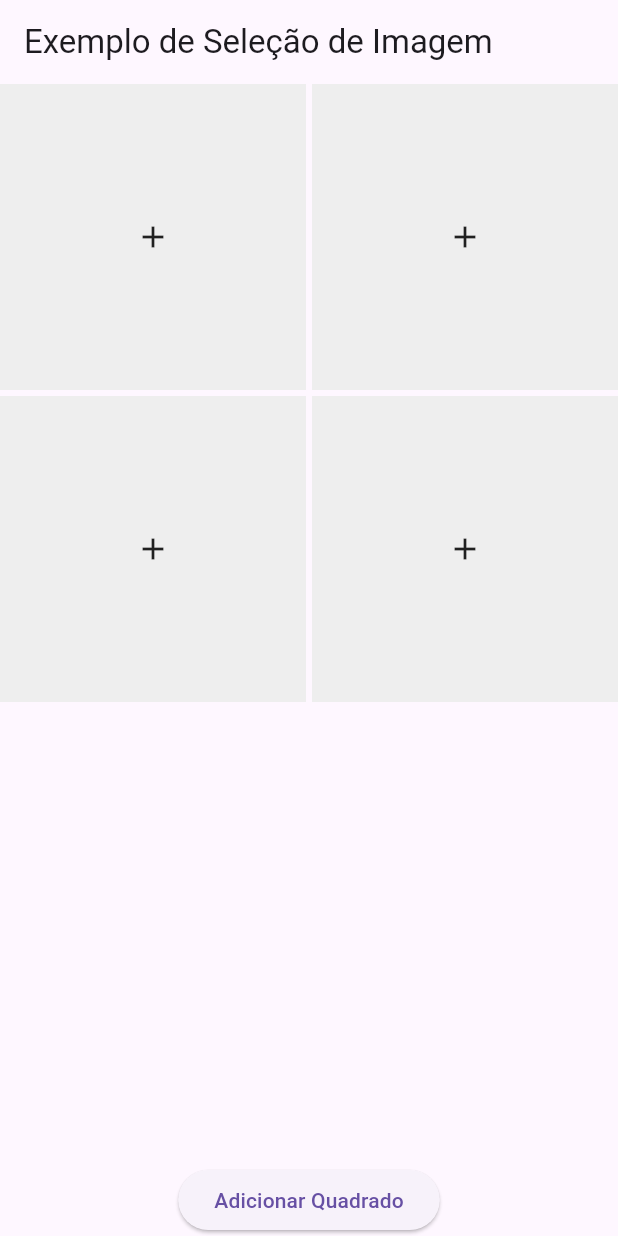
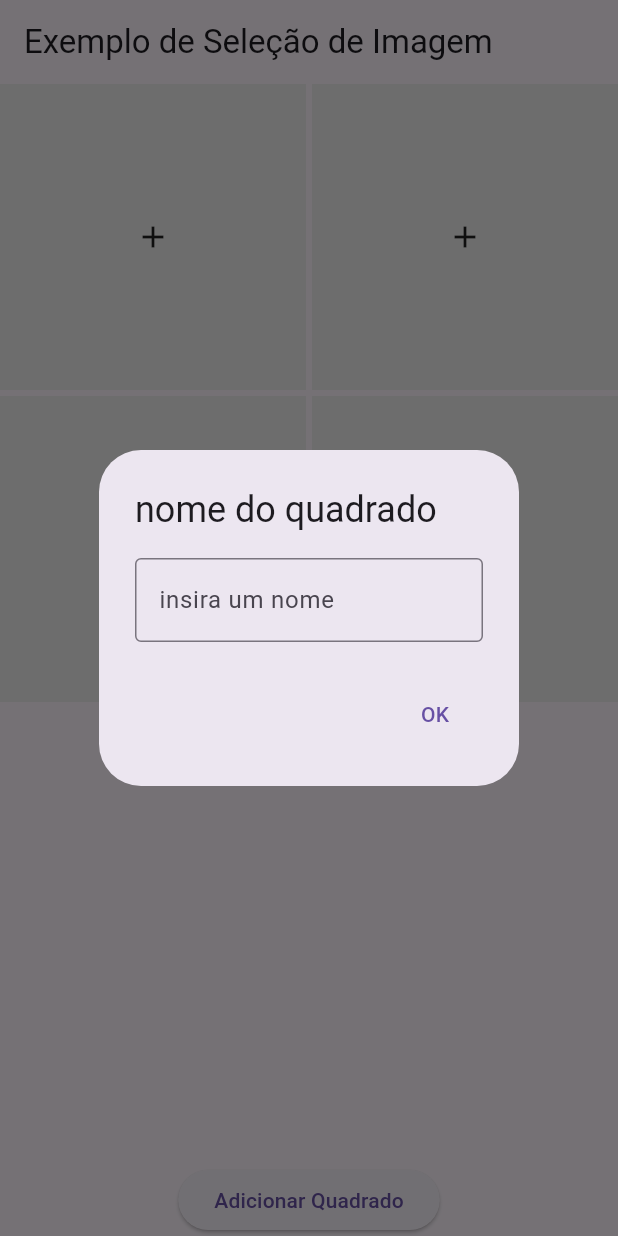
Before and after one commit to thejppablo/todocontrole, a Flutter app: the screen it shows after launch, after a tap on the "add" icon, on a phone screen of 412 x 824 dp. Run offline on Flutter 3.47's test engine with Material 3 defaults, Android fonts, the phone set to English and light mode, and no system bars; our stand-ins replace flutter_tts, image_picker, phosphor_flutter.

Commit message:
changes made

```diff
--- a/lib/src/pages/image_test_page.dart
+++ b/lib/src/pages/image_test_page.dart
@@ -31,10 +31,17 @@ class _PaginaSelecaoImagemState extends State<PaginaSelecaoImagem> {
     });
   }
 
+  final TextEditingController textEditingController = TextEditingController();
+  late List<String> squareNames;
+
+  @override
+  void initState(){
+    super.initState();
+        squareNames = List<String>.generate(_imagensSelecionadas.length, (index) => "$index");
+  }
 
   @override
   Widget build(BuildContext context) {
-    List<String> lista = List<String>.generate(_imagensSelecionadas.length, (index) => "$index");
     return Scaffold(
       appBar: AppBar(
         title: Text('Exemplo de Seleção de Imagem'),
@@ -54,8 +61,8 @@ class _PaginaSelecaoImagemState extends State<PaginaSelecaoImagem> {
                   color: Colors.grey[200],
                   child: Center(
                     child: _imagensSelecionadas[indice] != null
-                        ? SelectedImageWidget(file: _imagensSelecionadas[indice]!, text: lista[indice],)
-                        : InkWell(child: Icon(Icons.add), onTap: () => _selecionarImagem(indice), ), // Ícone de adição se não houver imagem
+                        ? SelectedImageWidget(file: _imagensSelecionadas[indice]!, text: squareNames[indice],)
+                        : InkWell(child: Icon(Icons.add), onTap: () => _showDialog(indice), ), // Ícone de adição se não houver imagem
                   ),
                 );
               },
@@ -70,4 +77,31 @@ class _PaginaSelecaoImagemState extends State<PaginaSelecaoImagem> {
       ),
     );
   }
+
+  Future<void> _showDialog(int index) async {
+    return showDialog(context: context, barrierDismissible: true, builder: (BuildContext context){
+      return AlertDialog(
+        title: Text("nome do quadrado"),
+
+        content: TextField(controller: textEditingController,
+
+        decoration: InputDecoration(hintText: 'insira um nome', border: OutlineInputBorder()),
+        ),
+        actions: [TextButton(
+              onPressed: (){
+                if(textEditingController.text.isNotEmpty){
+                  setState(() {
+                    squareNames[index] = textEditingController.text;
+                    print(squareNames);
+                  });
+                    _selecionarImagem(index);
+                    Navigator.pop(context, 'OK');
+                }
+              },
+              child: const Text('OK'),
+            ),],
+      );
+    });
+  }
+
 }
```
Also changed, not shown: lib/src/models/item_model.dart (added, +7 -0 lines), lib/src/widgets/create_image_widget.dart (added, +18 -0 lines).
